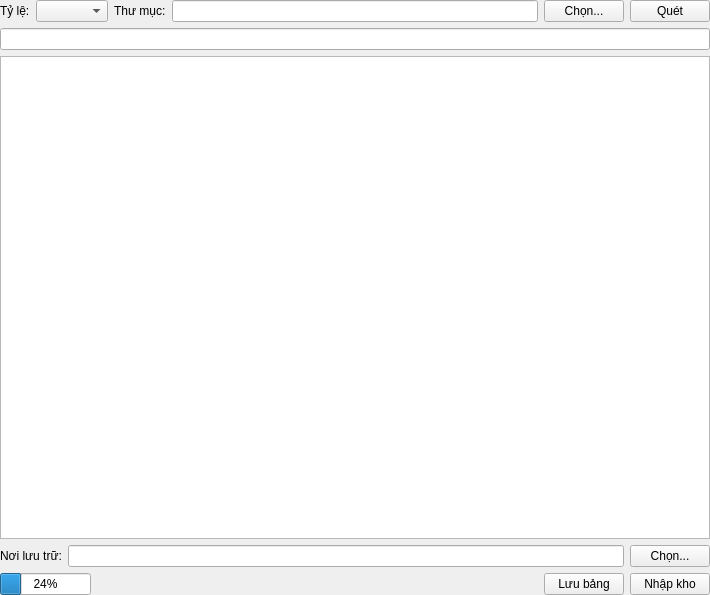
Above: vImporter/ScanningWidget.ui from bachns/vImporter before the change. Below: the same form after it.
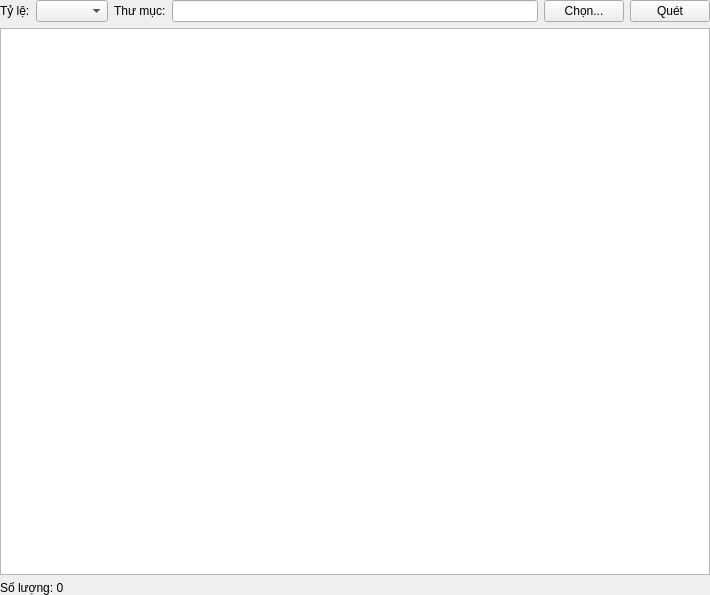
That is the form after the change. Icons and pictures are not drawn.

```diff
--- a/vImporter/ScanningWidget.ui
+++ b/vImporter/ScanningWidget.ui
@@ -26,6 +26,30 @@
    <property name="bottomMargin">
     <number>0</number>
    </property>
+   <item row="2" column="0">
+    <layout class="QHBoxLayout" name="horizontalLayout_2">
+     <item>
+      <widget class="QLabel" name="totalLabel">
+       <property name="text">
+        <string>Số lượng: 0</string>
+       </property>
+      </widget>
+     </item>
+     <item>
+      <widget class="QLabel" name="statusLabel">
+       <property name="sizePolicy">
+        <sizepolicy hsizetype="Expanding" vsizetype="Preferred">
+         <horstretch>0</horstretch>
+         <verstretch>0</verstretch>
+        </sizepolicy>
+       </property>
+       <property name="text">
+        <string/>
+       </property>
+      </widget>
+     </item>
+    </layout>
+   </item>
    <item row="0" column="0">
     <layout class="QHBoxLayout" name="horizontalLayout">
      <item>
@@ -75,91 +99,8 @@
     </layout>
    </item>
    <item row="1" column="0">
-    <widget class="QLineEdit" name="folderProgressLineEdit"/>
-   </item>
-   <item row="2" column="0">
     <widget class="QTableView" name="tableView"/>
    </item>
-   <item row="3" column="0">
-    <layout class="QHBoxLayout" name="horizontalLayout_2">
-     <item>
-      <widget class="QLabel" name="storeDirLabel">
-       <property name="text">
-        <string>Nơi lưu trữ:</string>
-       </property>
-      </widget>
-     </item>
-     <item>
-      <widget class="QLineEdit" name="storeDirLineEdit"/>
-     </item>
-     <item>
-      <widget class="QPushButton" name="browseStoreDirButton">
-       <property name="text">
-        <string>Chọn...</string>
-       </property>
-      </widget>
-     </item>
-    </layout>
-   </item>
-   <item row="4" column="0">
-    <layout class="QHBoxLayout" name="horizontalLayout_3">
-     <item>
-      <widget class="QProgressBar" name="progressBar">
-       <property name="sizePolicy">
-        <sizepolicy hsizetype="Preferred" vsizetype="Fixed">
-         <horstretch>0</horstretch>
-         <verstretch>0</verstretch>
-        </sizepolicy>
-       </property>
-       <property name="value">
-        <number>24</number>
-       </property>
-      </widget>
-     </item>
-     <item>
-      <widget class="QLabel" name="progressPathLabel">
-       <property name="sizePolicy">
-        <sizepolicy hsizetype="Expanding" vsizetype="Preferred">
-         <horstretch>0</horstretch>
-         <verstretch>0</verstretch>
-        </sizepolicy>
-       </property>
-       <property name="text">
-        <string/>
-       </property>
-       <property name="scaledContents">
-        <bool>true</bool>
-       </property>
-      </widget>
-     </item>
-     <item>
-      <widget class="QPushButton" name="saveTableButton">
-       <property name="sizePolicy">
-        <sizepolicy hsizetype="Fixed" vsizetype="Fixed">
-         <horstretch>0</horstretch>
-         <verstretch>0</verstretch>
-        </sizepolicy>
-       </property>
-       <property name="text">
-        <string>Lưu bảng</string>
-       </property>
-      </widget>
-     </item>
-     <item>
-      <widget class="QPushButton" name="storeButton">
-       <property name="sizePolicy">
-        <sizepolicy hsizetype="Fixed" vsizetype="Fixed">
-         <horstretch>0</horstretch>
-         <verstretch>0</verstretch>
-        </sizepolicy>
-       </property>
-       <property name="text">
-        <string>Nhập kho</string>
-       </property>
-      </widget>
-     </item>
-    </layout>
-   </item>
   </layout>
  </widget>
  <layoutdefault spacing="6" margin="11"/>
```
